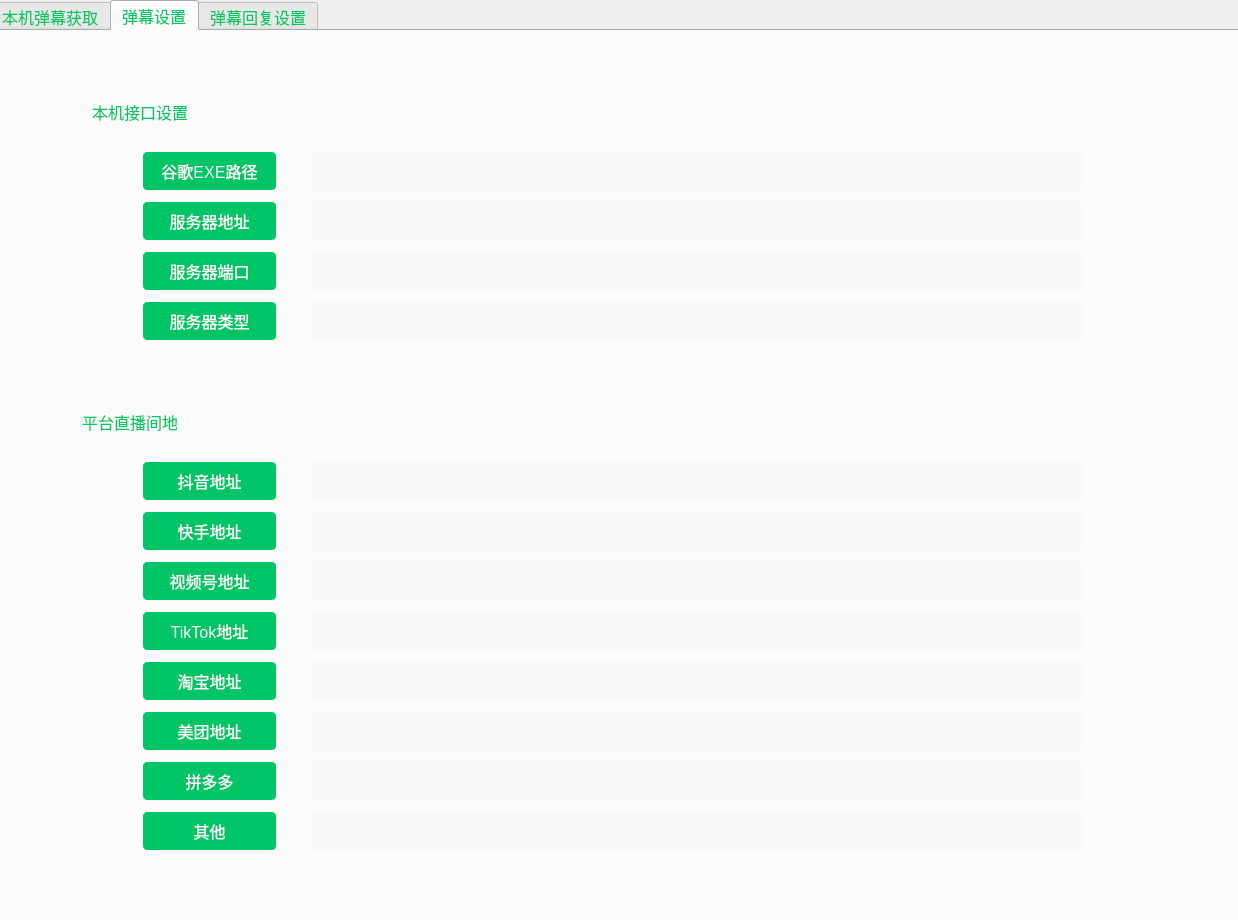
This is UI/gbs/bizWidgets/GBSBizLiveDanmaku.ui in huangjingpei/myobs as Qt 5 draws it before an edit. The edited form follows.
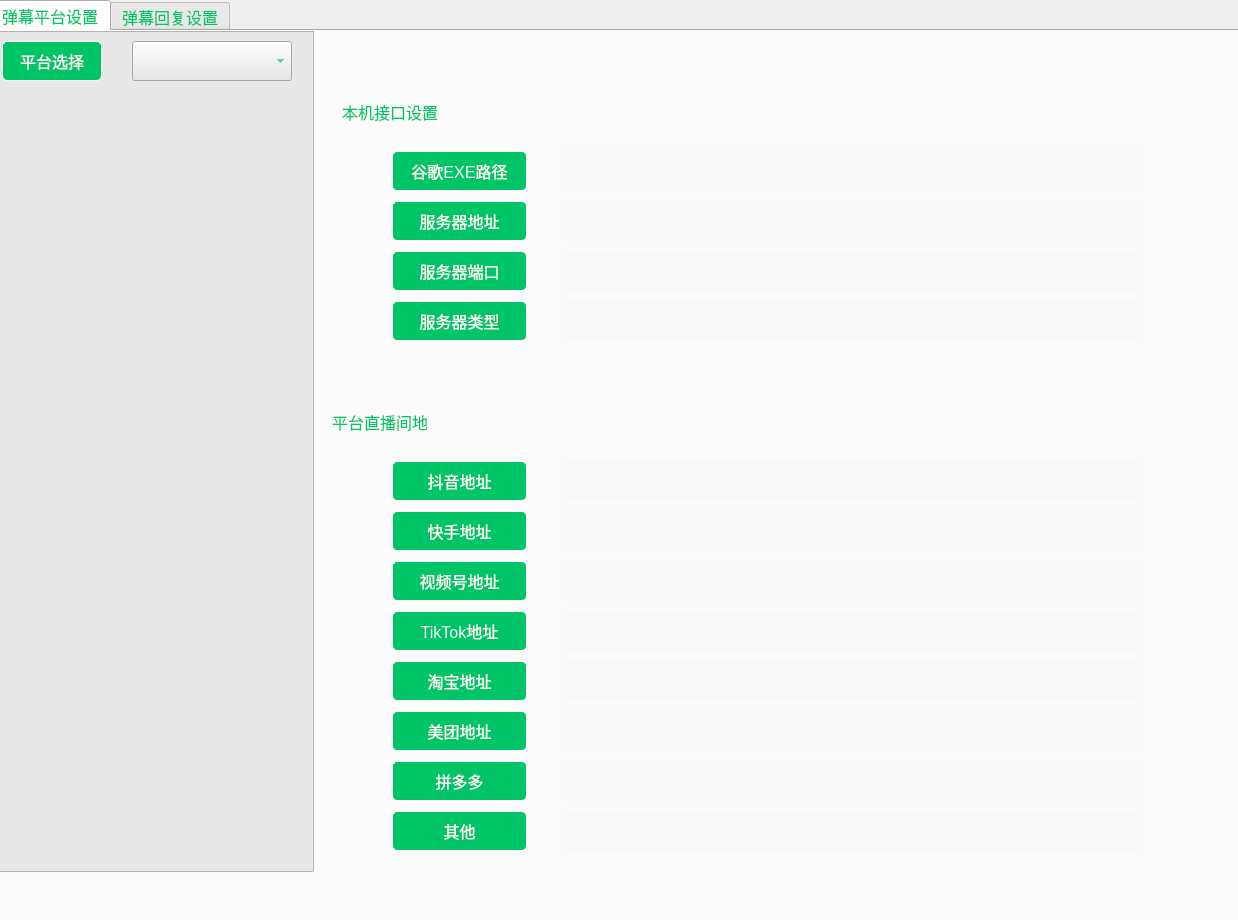
This is the edited form. The open tabs and pages were chosen to show the change. Icons and pictures are not drawn.

```diff
--- a/UI/gbs/bizWidgets/GBSBizLiveDanmaku.ui
+++ b/UI/gbs/bizWidgets/GBSBizLiveDanmaku.ui
@@ -36,77 +36,14 @@
    <property name="elideMode">
     <enum>Qt::TextElideMode::ElideLeft</enum>
    </property>
-   <widget class="QWidget" name="tabBasic">
-    <attribute name="title">
-     <string>本机弹幕获取</string>
-    </attribute>
-    <widget class="QFrame" name="frame">
-     <property name="geometry">
-      <rect>
-       <x>-4</x>
-       <y>3</y>
-       <width>332</width>
-       <height>841</height>
-      </rect>
-     </property>
-     <property name="styleSheet">
-      <string notr="true">background:#E8E8E8;</string>
-     </property>
-     <property name="frameShape">
-      <enum>QFrame::Shape::StyledPanel</enum>
-     </property>
-     <property name="frameShadow">
-      <enum>QFrame::Shadow::Raised</enum>
-     </property>
-     <widget class="QPushButton" name="pushButton">
-      <property name="geometry">
-       <rect>
-        <x>20</x>
-        <y>10</y>
-        <width>100</width>
-        <height>40</height>
-       </rect>
-      </property>
-      <property name="styleSheet">
-       <string notr="true">background-color:#00C566;
-border: 1px solid white;
-border-radius:5px;
-color:#FFFFFF</string>
-      </property>
-      <property name="text">
-       <string>平台选择</string>
-      </property>
-     </widget>
-     <widget class="QComboBox" name="cbxPlat">
-      <property name="geometry">
-       <rect>
-        <x>150</x>
-        <y>10</y>
-        <width>160</width>
-        <height>40</height>
-       </rect>
-      </property>
-     </widget>
-    </widget>
-    <widget class="QWidget" name="wgtEmbedChrome" native="true">
-     <property name="geometry">
-      <rect>
-       <x>330</x>
-       <y>0</y>
-       <width>921</width>
-       <height>871</height>
-      </rect>
-     </property>
-    </widget>
-   </widget>
    <widget class="QWidget" name="tabAdvanced">
     <attribute name="title">
-     <string>弹幕设置</string>
+     <string>弹幕平台设置</string>
     </attribute>
     <widget class="QLabel" name="label">
      <property name="geometry">
       <rect>
-       <x>100</x>
+       <x>350</x>
        <y>70</y>
        <width>95</width>
        <height>22</height>
@@ -119,7 +56,7 @@
     <widget class="QLabel" name="label_2">
      <property name="geometry">
       <rect>
-       <x>90</x>
+       <x>340</x>
        <y>380</y>
        <width>95</width>
        <height>22</height>
@@ -132,7 +69,7 @@
     <widget class="QPushButton" name="pushButton_2">
      <property name="geometry">
       <rect>
-       <x>150</x>
+       <x>400</x>
        <y>120</y>
        <width>135</width>
        <height>40</height>
@@ -152,7 +89,7 @@
     <widget class="QPushButton" name="pushButton_3">
      <property name="geometry">
       <rect>
-       <x>150</x>
+       <x>400</x>
        <y>170</y>
        <width>135</width>
        <height>40</height>
@@ -171,7 +108,7 @@
     <widget class="QPushButton" name="pushButton_4">
      <property name="geometry">
       <rect>
-       <x>150</x>
+       <x>400</x>
        <y>220</y>
        <width>135</width>
        <height>40</height>
@@ -190,7 +127,7 @@
     <widget class="QPushButton" name="pushButton_5">
      <property name="geometry">
       <rect>
-       <x>150</x>
+       <x>400</x>
        <y>270</y>
        <width>135</width>
        <height>40</height>
@@ -209,7 +146,7 @@
     <widget class="QPushButton" name="pushButton_6">
      <property name="geometry">
       <rect>
-       <x>150</x>
+       <x>400</x>
        <y>430</y>
        <width>135</width>
        <height>40</height>
@@ -228,7 +165,7 @@
     <widget class="QPushButton" name="pushButton_7">
      <property name="geometry">
       <rect>
-       <x>150</x>
+       <x>400</x>
        <y>480</y>
        <width>135</width>
        <height>40</height>
@@ -247,7 +184,7 @@
     <widget class="QPushButton" name="pushButton_8">
      <property name="geometry">
       <rect>
-       <x>150</x>
+       <x>400</x>
        <y>530</y>
        <width>135</width>
        <height>40</height>
@@ -266,7 +203,7 @@
     <widget class="QPushButton" name="pushButton_9">
      <property name="geometry">
       <rect>
-       <x>150</x>
+       <x>400</x>
        <y>580</y>
        <width>135</width>
        <height>40</height>
@@ -285,7 +222,7 @@
     <widget class="QPushButton" name="pushButton_10">
      <property name="geometry">
       <rect>
-       <x>150</x>
+       <x>400</x>
        <y>630</y>
        <width>135</width>
        <height>40</height>
@@ -304,7 +241,7 @@
     <widget class="QPushButton" name="pushButton_11">
      <property name="geometry">
       <rect>
-       <x>150</x>
+       <x>400</x>
        <y>680</y>
        <width>135</width>
        <height>40</height>
@@ -323,9 +260,9 @@
     <widget class="QLineEdit" name="leChromePath">
      <property name="geometry">
       <rect>
-       <x>320</x>
+       <x>570</x>
        <y>120</y>
-       <width>771</width>
+       <width>581</width>
        <height>40</height>
       </rect>
      </property>
@@ -346,9 +283,9 @@
     <widget class="QLineEdit" name="leServer">
      <property name="geometry">
       <rect>
-       <x>320</x>
+       <x>570</x>
        <y>170</y>
-       <width>771</width>
+       <width>581</width>
        <height>40</height>
       </rect>
      </property>
@@ -369,9 +306,9 @@
     <widget class="QLineEdit" name="lePort">
      <property name="geometry">
       <rect>
-       <x>320</x>
+       <x>570</x>
        <y>220</y>
-       <width>771</width>
+       <width>581</width>
        <height>40</height>
       </rect>
      </property>
@@ -392,9 +329,9 @@
     <widget class="QLineEdit" name="leServerType">
      <property name="geometry">
       <rect>
-       <x>320</x>
+       <x>570</x>
        <y>270</y>
-       <width>771</width>
+       <width>581</width>
        <height>40</height>
       </rect>
      </property>
@@ -415,9 +352,9 @@
     <widget class="QLineEdit" name="leDouyin">
      <property name="geometry">
       <rect>
-       <x>320</x>
+       <x>570</x>
        <y>430</y>
-       <width>771</width>
+       <width>581</width>
        <height>40</height>
       </rect>
      </property>
@@ -438,9 +375,9 @@
     <widget class="QLineEdit" name="leKuaishou">
      <property name="geometry">
       <rect>
-       <x>320</x>
+       <x>570</x>
        <y>480</y>
-       <width>771</width>
+       <width>581</width>
        <height>40</height>
       </rect>
      </property>
@@ -461,9 +398,9 @@
     <widget class="QLineEdit" name="leWechatVideo">
      <property name="geometry">
       <rect>
-       <x>320</x>
+       <x>570</x>
        <y>530</y>
-       <width>771</width>
+       <width>581</width>
        <height>40</height>
       </rect>
      </property>
@@ -484,9 +421,9 @@
     <widget class="QLineEdit" name="leTikTok">
      <property name="geometry">
       <rect>
-       <x>320</x>
+       <x>570</x>
        <y>580</y>
-       <width>771</width>
+       <width>581</width>
        <height>40</height>
       </rect>
      </property>
@@ -507,9 +444,9 @@
     <widget class="QLineEdit" name="leTaobao">
      <property name="geometry">
       <rect>
-       <x>320</x>
+       <x>570</x>
        <y>630</y>
-       <width>771</width>
+       <width>581</width>
        <height>40</height>
       </rect>
      </property>
@@ -530,9 +467,9 @@
     <widget class="QLineEdit" name="leMeiTuan">
      <property name="geometry">
       <rect>
-       <x>320</x>
+       <x>570</x>
        <y>680</y>
-       <width>771</width>
+       <width>581</width>
        <height>40</height>
       </rect>
      </property>
@@ -553,9 +490,9 @@
     <widget class="QLineEdit" name="leOther">
      <property name="geometry">
       <rect>
-       <x>320</x>
+       <x>570</x>
        <y>780</y>
-       <width>771</width>
+       <width>581</width>
        <height>40</height>
       </rect>
      </property>
@@ -576,7 +513,7 @@
     <widget class="QPushButton" name="pushButton_12">
      <property name="geometry">
       <rect>
-       <x>150</x>
+       <x>400</x>
        <y>780</y>
        <width>135</width>
        <height>40</height>
@@ -595,9 +532,9 @@
     <widget class="QLineEdit" name="lePddLive">
      <property name="geometry">
       <rect>
-       <x>320</x>
+       <x>570</x>
        <y>730</y>
-       <width>771</width>
+       <width>581</width>
        <height>40</height>
       </rect>
      </property>
@@ -618,7 +555,7 @@
     <widget class="QPushButton" name="pushButton_13">
      <property name="geometry">
       <rect>
-       <x>150</x>
+       <x>400</x>
        <y>730</y>
        <width>135</width>
        <height>40</height>
@@ -634,6 +571,54 @@
       <string>拼多多</string>
      </property>
     </widget>
+    <widget class="QFrame" name="frame">
+     <property name="geometry">
+      <rect>
+       <x>-10</x>
+       <y>0</y>
+       <width>332</width>
+       <height>841</height>
+      </rect>
+     </property>
+     <property name="styleSheet">
+      <string notr="true">background:#E8E8E8;</string>
+     </property>
+     <property name="frameShape">
+      <enum>QFrame::Shape::StyledPanel</enum>
+     </property>
+     <property name="frameShadow">
+      <enum>QFrame::Shadow::Raised</enum>
+     </property>
+     <widget class="QPushButton" name="pushButton_14">
+      <property name="geometry">
+       <rect>
+        <x>20</x>
+        <y>10</y>
+        <width>100</width>
+        <height>40</height>
+       </rect>
+      </property>
+      <property name="styleSheet">
+       <string notr="true">background-color:#00C566;
+border: 1px solid white;
+border-radius:5px;
+color:#FFFFFF</string>
+      </property>
+      <property name="text">
+       <string>平台选择</string>
+      </property>
+     </widget>
+     <widget class="QComboBox" name="cbxPlat">
+      <property name="geometry">
+       <rect>
+        <x>150</x>
+        <y>10</y>
+        <width>160</width>
+        <height>40</height>
+       </rect>
+      </property>
+     </widget>
+    </widget>
    </widget>
    <widget class="QWidget" name="tab">
     <attribute name="title">
```
